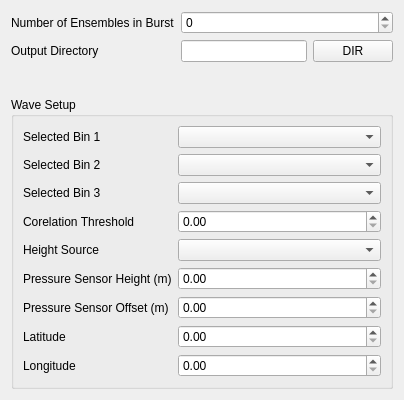
First picture: the form in Setup_View/setup_view.ui, repository ricorx7/PyAutoWaves, before the edit.
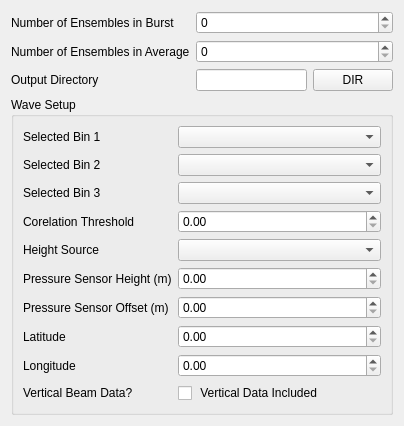
Second picture: the form after the edit.

Commit message: Update Monitor VM to monitor the progress Added Reset button to reset the monitors and average and wave codec Added missing setting in Setup VM

What changed in the file:
```diff
--- a/Setup_View/setup_view.ui
+++ b/Setup_View/setup_view.ui
@@ -7,7 +7,7 @@
     <x>0</x>
     <y>0</y>
     <width>404</width>
-    <height>400</height>
+    <height>407</height>
    </rect>
   </property>
   <property name="sizePolicy">
@@ -36,14 +36,17 @@
        </property>
       </widget>
      </item>
-     <item row="1" column="0">
+     <item row="1" column="1">
+      <widget class="QSpinBox" name="numAvgEnsSpinBox"/>
+     </item>
+     <item row="2" column="0">
       <widget class="QLabel" name="storagePathLabel">
        <property name="text">
         <string>Output Directory</string>
        </property>
       </widget>
      </item>
-     <item row="1" column="1">
+     <item row="2" column="1">
       <layout class="QHBoxLayout" name="horizontalLayout_2">
        <item>
         <widget class="QLineEdit" name="storagePathLineEdit"/>
@@ -57,6 +60,13 @@
        </item>
       </layout>
      </item>
+     <item row="1" column="0">
+      <widget class="QLabel" name="label_10">
+       <property name="text">
+        <string>Number of Ensembles in Average</string>
+       </property>
+      </widget>
+     </item>
     </layout>
    </item>
    <item>
@@ -157,6 +167,20 @@
         <item row="8" column="1">
          <widget class="QDoubleSpinBox" name="longitudeDoubleSpinBox"/>
         </item>
+        <item row="9" column="0">
+         <widget class="QLabel" name="label_11">
+          <property name="text">
+           <string>Vertical Beam Data?</string>
+          </property>
+         </widget>
+        </item>
+        <item row="9" column="1">
+         <widget class="QCheckBox" name="isVerticalDataCheckBox">
+          <property name="text">
+           <string> Vertical Data Included</string>
+          </property>
+         </widget>
+        </item>
        </layout>
       </item>
      </layout>
```
The commit also changes 8 other files.
